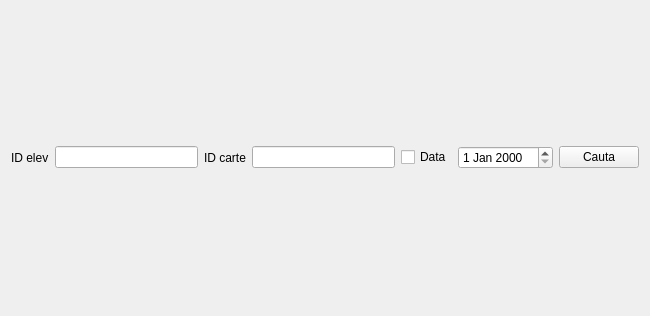
Qt form src/main/resources/base/UIs/borrows.ui (nan-dre/OLDI) before a commit.
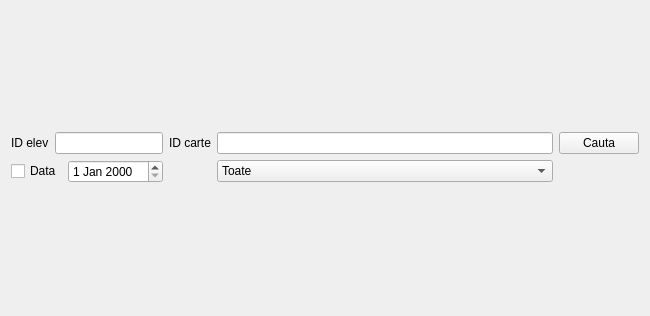
The same form after that commit.

Diff of the .ui file:
```diff
--- a/src/main/resources/base/UIs/borrows.ui
+++ b/src/main/resources/base/UIs/borrows.ui
@@ -15,35 +15,42 @@
   </property>
   <layout class="QVBoxLayout" name="verticalLayout">
    <item>
-    <layout class="QHBoxLayout" name="horizontalLayout">
-     <item>
+    <layout class="QGridLayout" name="gridLayout">
+     <item row="0" column="0">
       <widget class="QLabel" name="label">
        <property name="text">
         <string>ID elev</string>
        </property>
       </widget>
      </item>
-     <item>
+     <item row="0" column="1" colspan="2">
       <widget class="QLineEdit" name="student_box"/>
      </item>
-     <item>
+     <item row="0" column="3">
       <widget class="QLabel" name="label_2">
        <property name="text">
         <string>ID carte</string>
        </property>
       </widget>
      </item>
-     <item>
+     <item row="0" column="4">
       <widget class="QLineEdit" name="book_box"/>
      </item>
-     <item>
-      <widget class="QCheckBox" name="check_box">
+     <item row="0" column="5">
+      <widget class="QPushButton" name="search_button">
+       <property name="text">
+        <string>Cauta</string>
+       </property>
+      </widget>
+     </item>
+     <item row="1" column="0" colspan="2">
+      <widget class="QCheckBox" name="date_check_box">
        <property name="text">
         <string>Data</string>
        </property>
       </widget>
      </item>
-     <item>
+     <item row="1" column="2">
       <widget class="QDateEdit" name="date_edit">
        <property name="dateTime">
         <datetime>
@@ -57,11 +64,23 @@
        </property>
       </widget>
      </item>
-     <item>
-      <widget class="QPushButton" name="search_button">
-       <property name="text">
-        <string>Cauta</string>
-       </property>
+     <item row="1" column="4">
+      <widget class="QComboBox" name="filter_box">
+       <item>
+        <property name="text">
+         <string>Toate</string>
+        </property>
+       </item>
+       <item>
+        <property name="text">
+         <string>Inchiriate</string>
+        </property>
+       </item>
+       <item>
+        <property name="text">
+         <string>Returnate</string>
+        </property>
+       </item>
       </widget>
      </item>
     </layout>
```
